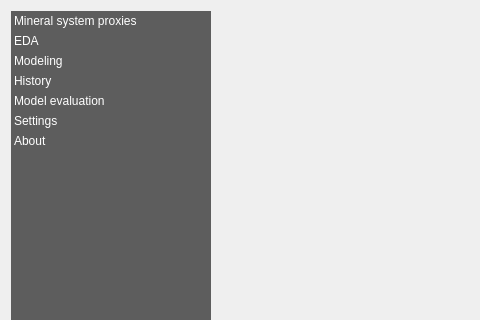
GispoCoding/eis_qgis_plugin, file eis_qgis_plugin/resources/ui/wizard.ui: the form before one commit; both pictures show x 0 to 480 and y 0 to 320 of the 928 by 854 pixel window.
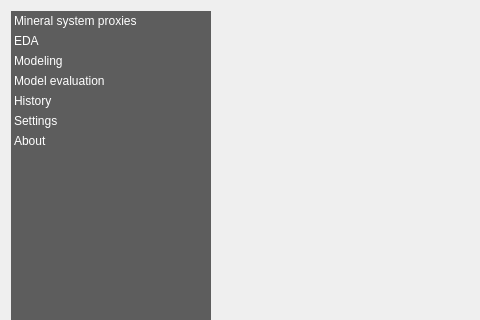
The form after the commit.

Commit message:
Separate model evaluation from eda
- Separate model evaluation from eda
- change model evaluation icon
-  reorder tabs

The edit to the form file:
```diff
--- a/eis_qgis_plugin/resources/ui/wizard.ui
+++ b/eis_qgis_plugin/resources/ui/wizard.ui
@@ -96,12 +96,12 @@
      </item>
      <item>
       <property name="text">
-       <string>History</string>
+       <string>Model evaluation</string>
       </property>
      </item>
       <item>
       <property name="text">
-       <string>Model evaluation</string>
+       <string>History</string>
       </property>
      </item>
      <item>
```
Lines whose indentation alone changed are shown as unchanged. The commit also changes 6 other files.
